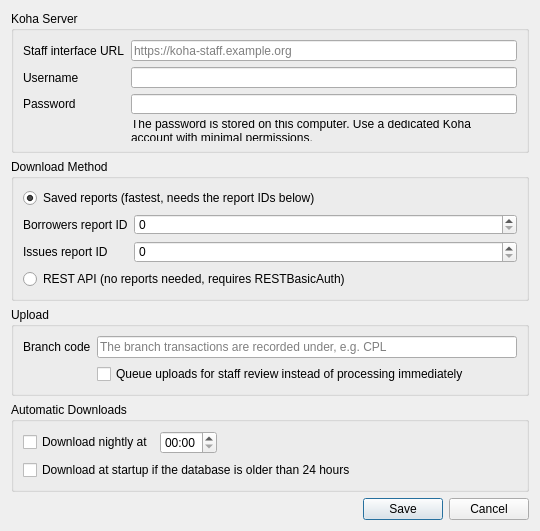
Before: the Qt Designer form kohasettingsdialog.ui in bywatersolutions/koha-offline-circulation, drawn with Qt 5.
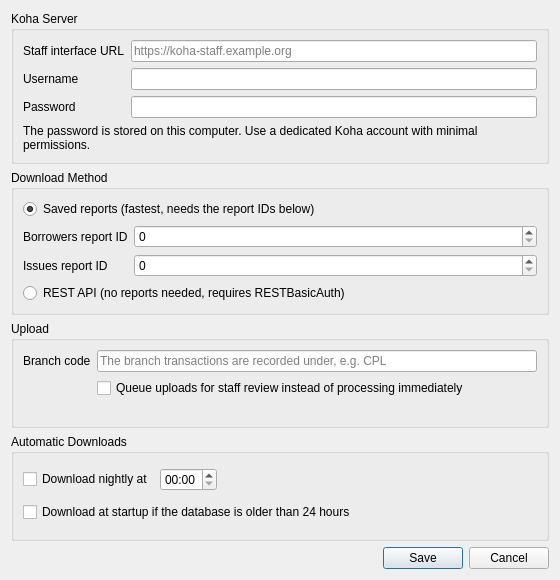
After: the same form once the commit is applied.

Commit message:
Koha Connection Settings fields are cramped on macOS
The macOS style defaults form layout fields to staying at their size
hint, which left the staff URL field tiny, and the word wrapped
password note sat inside a form row that clipped it top and bottom.
The form layouts now let fields grow, and the note sits below the
form at full width where it gets its natural height.

The edit to the form file:
```diff
--- a/kohasettingsdialog.ui
+++ b/kohasettingsdialog.ui
@@ -6,8 +6,8 @@
    <rect>
     <x>0</x>
     <y>0</y>
-    <width>540</width>
-    <height>520</height>
+    <width>560</width>
+    <height>580</height>
    </rect>
   </property>
   <property name="windowTitle">
@@ -22,7 +22,12 @@
      <property name="title">
       <string>Koha Server</string>
      </property>
+     <layout class="QVBoxLayout" name="verticalLayoutServer">
+      <item>
      <layout class="QFormLayout" name="formLayoutServer">
+        <property name="fieldGrowthPolicy">
+         <enum>QFormLayout::AllNonFixedFieldsGrow</enum>
+        </property>
       <item row="0" column="0">
        <widget class="QLabel" name="labelBaseUrl">
         <property name="text">
@@ -61,7 +66,9 @@
         </property>
        </widget>
       </item>
-      <item row="3" column="1">
+       </layout>
+      </item>
+      <item>
        <widget class="QLabel" name="labelPasswordNote">
         <property name="text">
          <string>The password is stored on this computer. Use a dedicated Koha account with minimal permissions.</string>
@@ -92,6 +99,9 @@
       </item>
       <item>
        <layout class="QFormLayout" name="formLayoutReports">
+        <property name="fieldGrowthPolicy">
+         <enum>QFormLayout::AllNonFixedFieldsGrow</enum>
+        </property>
         <item row="0" column="0">
          <widget class="QLabel" name="labelBorrowersReport">
           <property name="text">
@@ -138,6 +148,9 @@
       <string>Upload</string>
      </property>
      <layout class="QFormLayout" name="formLayoutUpload">
+      <property name="fieldGrowthPolicy">
+       <enum>QFormLayout::AllNonFixedFieldsGrow</enum>
+      </property>
       <item row="0" column="0">
        <widget class="QLabel" name="labelBranchcode">
         <property name="text">
```
Lines whose indentation alone changed are shown as unchanged.
